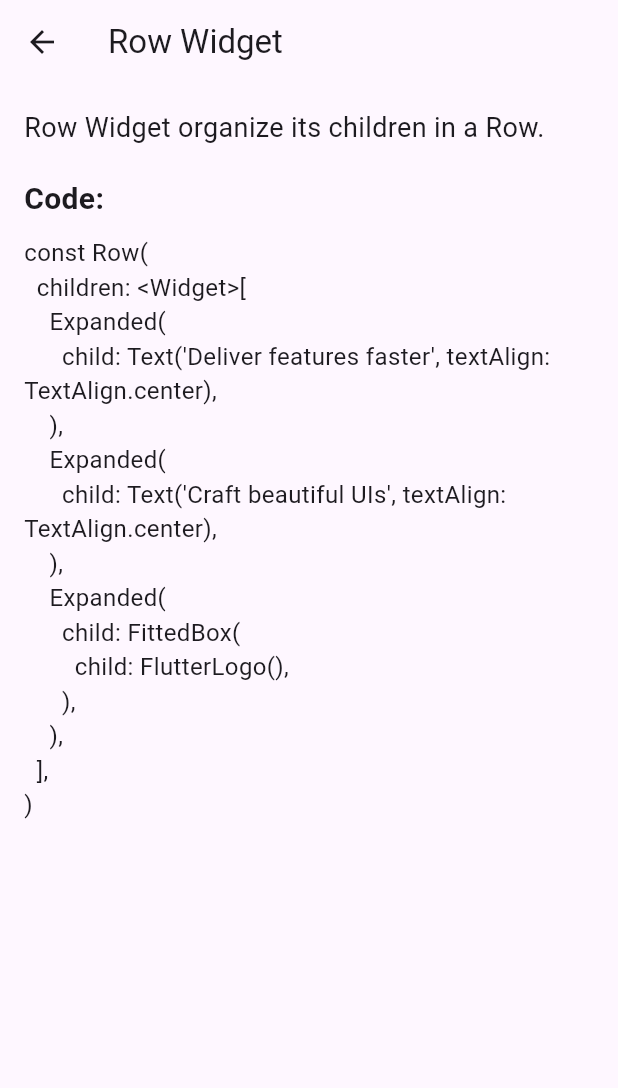
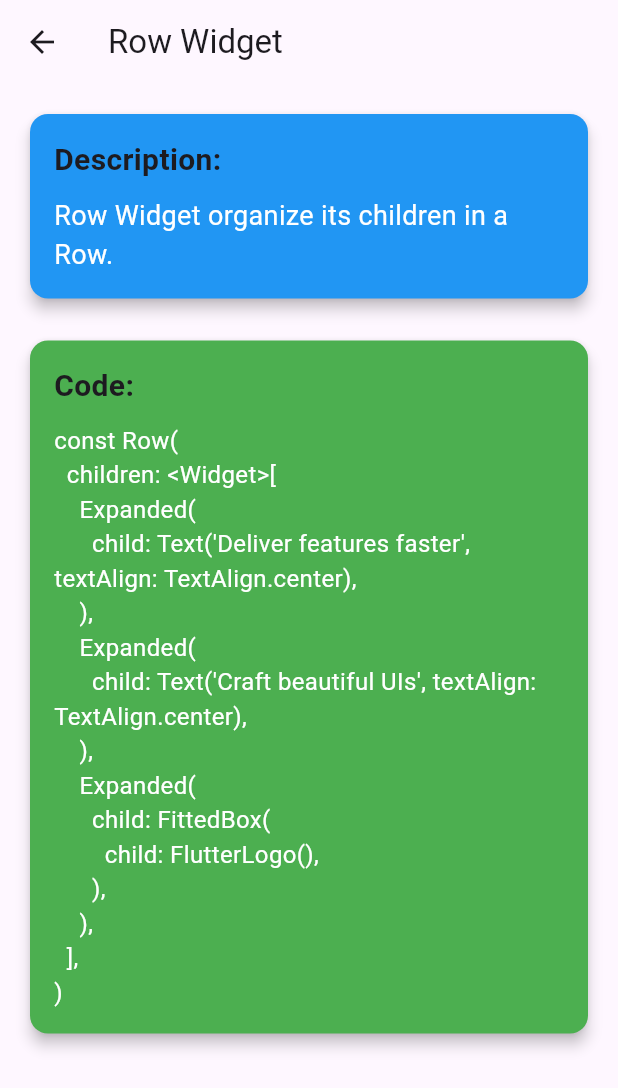
Before and after one commit to fatiq123/mad_fall_2023, a Flutter app: the screen it shows after launch, after a tap on "Row Widget", on a phone screen of 412 x 824 dp. Shown: the top 1088 px of the screen. Run offline on Flutter 3.47's test engine with Material 2 defaults, Android fonts, the phone set to English and light mode, and no system bars; our stand-ins replace google_fonts, lottie; project files that could hold a hidden picture were left out.

Commit message:
decorated the WidgetDetailsScreen

```diff
--- a/mad_week5_widgets_project/lib/widget_details_page.dart
+++ b/mad_week5_widgets_project/lib/widget_details_page.dart
@@ -13,18 +13,64 @@
         title: Text(widgetData.name),
       ),
       body: SingleChildScrollView(
-        padding: const EdgeInsets.all(16),
+        padding: const EdgeInsets.all(16.0),
         child: Column(
           crossAxisAlignment: CrossAxisAlignment.start,
           children: [
-            Text(widgetData.description, style: const TextStyle(fontSize: 18)),
+            Card(
+              elevation: 4,
+              color: Colors.blue, // Change the color as desired
+              child: Padding(
+                padding: const EdgeInsets.all(16.0),
+                child: Column(
+                  crossAxisAlignment: CrossAxisAlignment.start,
+                  children: [
+                    const Text(
+                      'Description:',
+                      style: TextStyle(
+                        fontSize: 20,
+                        fontWeight: FontWeight.bold,
+                      ),
+                    ),
+                    const SizedBox(height: 10),
+                    Text(
+                      widgetData.description,
+                      style: const TextStyle(
+                        fontSize: 18,
+                        color: Colors.white, // Change the text color
+                      ),
+                    ),
+                  ],
+                ),
+              ),
+            ),
             const SizedBox(height: 20),
-            const Text("Code: ",
-                style: TextStyle(fontSize: 20, fontWeight: FontWeight.bold)),
-            const SizedBox(height: 10),
-            Text(
-              widgetData.code,
-              style: const TextStyle(fontSize: 16),
+            Card(
+              elevation: 4,
+              color: Colors.green, // Change the color as desired
+              child: Padding(
+                padding: const EdgeInsets.all(16.0),
+                child: Column(
+                  crossAxisAlignment: CrossAxisAlignment.start,
+                  children: [
+                    const Text(
+                      'Code:',
+                      style: TextStyle(
+                        fontSize: 20,
+                        fontWeight: FontWeight.bold,
+                      ),
+                    ),
+                    const SizedBox(height: 10),
+                    Text(
+                      widgetData.code,
+                      style: const TextStyle(
+                        fontSize: 16,
+                        color: Colors.white, // Change the text color
+                      ),
+                    ),
+                  ],
+                ),
+              ),
             ),
           ],
         ),
```
